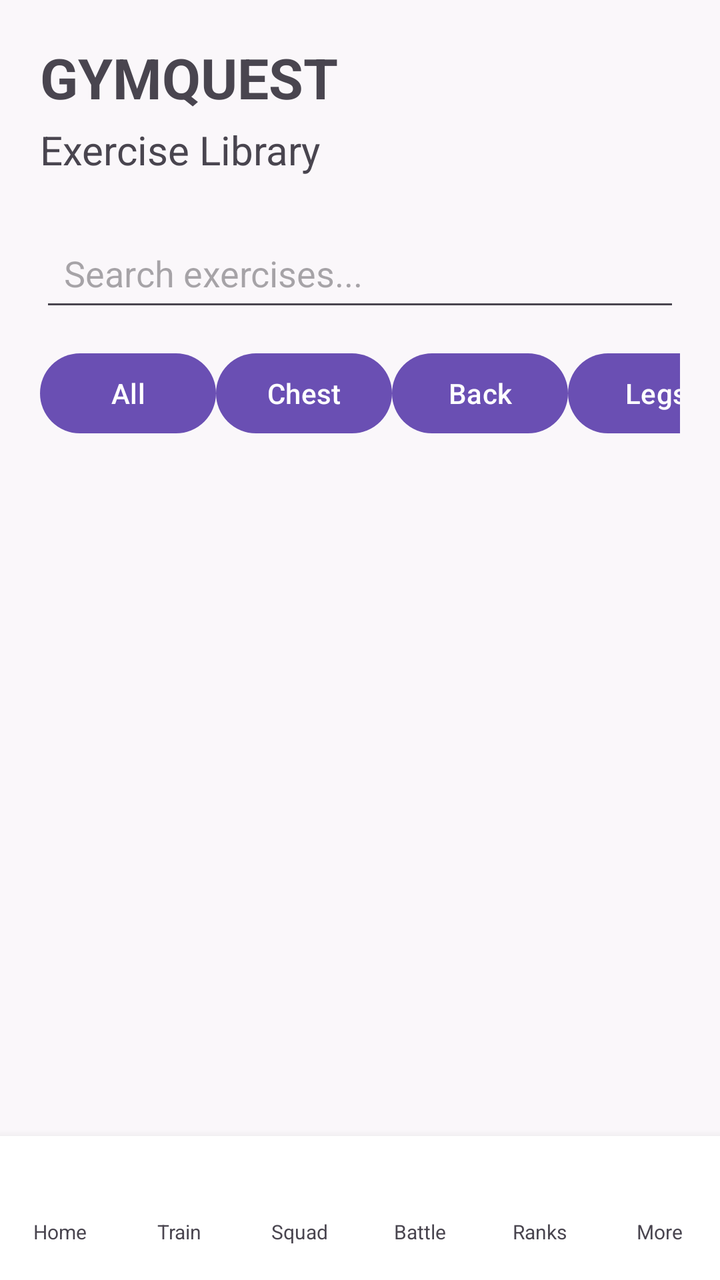
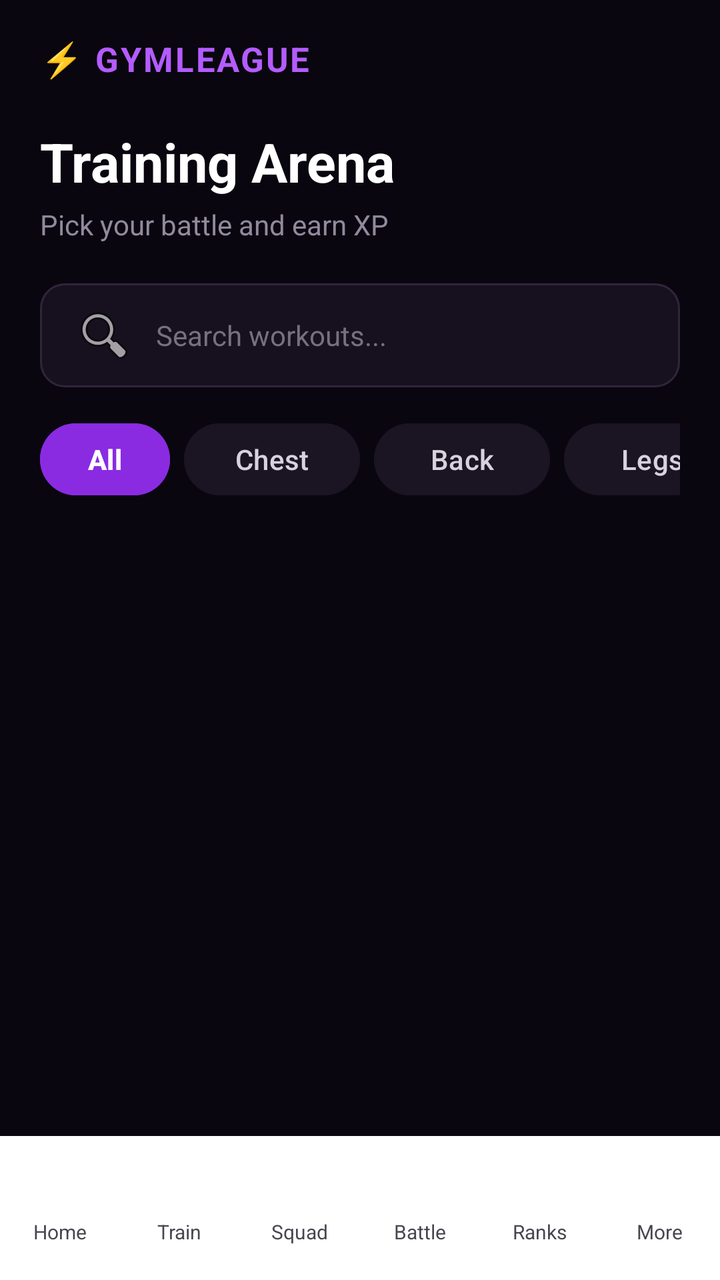

An Android layout rendered at two revisions. The XML below is the earlier revision; the diff shows what the commit changed to produce the second picture.
<!-- AndroidManifest.xml: application theme Theme.GymLeague -->
<!-- res/layout/activity_exercise_library.xml -->
<?xml version="1.0" encoding="utf-8"?>
<androidx.constraintlayout.widget.ConstraintLayout
    xmlns:android="http://schemas.android.com/apk/res/android"
    xmlns:app="http://schemas.android.com/apk/res-auto"
    xmlns:tools="http://schemas.android.com/tools"
    android:layout_width="match_parent"
    android:layout_height="match_parent">

    <androidx.constraintlayout.widget.ConstraintLayout
        android:id="@+id/exerciseLibraryContent"
        android:layout_width="0dp"
        android:layout_height="0dp"
        android:padding="20dp"
        app:layout_constraintTop_toTopOf="parent"
        app:layout_constraintBottom_toTopOf="@id/bottomNavigation"
        app:layout_constraintStart_toStartOf="parent"
        app:layout_constraintEnd_toEndOf="parent">

        <TextView
            android:id="@+id/tvTitle"
            android:layout_width="wrap_content"
            android:layout_height="wrap_content"
            android:text="GYMQUEST"
            android:textSize="28sp"
            android:textStyle="bold"
            app:layout_constraintStart_toStartOf="parent"
            app:layout_constraintTop_toTopOf="parent" />

        <TextView
            android:id="@+id/tvSubtitle"
            android:layout_width="wrap_content"
            android:layout_height="wrap_content"
            android:layout_marginTop="4dp"
            android:text="Exercise Library"
            android:textSize="20sp"
            app:layout_constraintStart_toStartOf="parent"
            app:layout_constraintTop_toBottomOf="@id/tvTitle" />

        <EditText
            android:id="@+id/etSearch"
            android:layout_width="0dp"
            android:layout_height="wrap_content"
            android:layout_marginTop="24dp"
            android:hint="Search exercises..."
            android:inputType="text"
            android:minHeight="48dp"
            android:padding="12dp"
            app:layout_constraintEnd_toEndOf="parent"
            app:layout_constraintStart_toStartOf="parent"
            app:layout_constraintTop_toBottomOf="@id/tvSubtitle" />

        <HorizontalScrollView
            android:id="@+id/muscleGroupScroll"
            android:layout_width="0dp"
            android:layout_height="wrap_content"
            android:layout_marginTop="12dp"
            android:scrollbars="none"
            app:layout_constraintEnd_toEndOf="parent"
            app:layout_constraintStart_toStartOf="parent"
            app:layout_constraintTop_toBottomOf="@id/etSearch">

            <LinearLayout
                android:id="@+id/muscleGroupContainer"
                android:layout_width="wrap_content"
                android:layout_height="wrap_content"
                android:orientation="horizontal">

                <Button
                    android:id="@+id/btnAll"
                    android:layout_width="wrap_content"
                    android:layout_height="wrap_content"
                    android:text="All" />

                <Button
                    android:id="@+id/btnChest"
                    android:layout_width="wrap_content"
                    android:layout_height="wrap_content"
                    android:text="Chest" />

                <Button
                    android:id="@+id/btnBack"
                    android:layout_width="wrap_content"
                    android:layout_height="wrap_content"
                    android:text="Back" />

                <Button
                    android:id="@+id/btnLegs"
                    android:layout_width="wrap_content"
                    android:layout_height="wrap_content"
                    android:text="Legs" />

                <Button
                    android:id="@+id/btnShoulders"
                    android:layout_width="wrap_content"
                    android:layout_height="wrap_content"
                    android:text="Shoulders" />

                <Button
                    android:id="@+id/btnArms"
                    android:layout_width="wrap_content"
                    android:layout_height="wrap_content"
                    android:text="Arms" />

            </LinearLayout>

        </HorizontalScrollView>

        <ProgressBar
            android:id="@+id/progressBar"
            android:layout_width="wrap_content"
            android:layout_height="wrap_content"
            android:visibility="gone"
            app:layout_constraintBottom_toBottomOf="parent"
            app:layout_constraintEnd_toEndOf="parent"
            app:layout_constraintStart_toStartOf="parent"
            app:layout_constraintTop_toBottomOf="@id/muscleGroupScroll" />

        <TextView
            android:id="@+id/tvError"
            android:layout_width="0dp"
            android:layout_height="wrap_content"
            android:layout_marginTop="16dp"
            android:gravity="center"
            android:text="Unable to load exercises"
            android:visibility="gone"
            app:layout_constraintEnd_toEndOf="parent"
            app:layout_constraintStart_toStartOf="parent"
            app:layout_constraintTop_toBottomOf="@id/muscleGroupScroll" />

        <androidx.recyclerview.widget.RecyclerView
            android:id="@+id/rvExercises"
            android:layout_width="0dp"
            android:layout_height="0dp"
            android:layout_marginTop="12dp"
            android:clipToPadding="false"
            android:paddingBottom="16dp"
            app:layout_constraintBottom_toBottomOf="parent"
            app:layout_constraintEnd_toEndOf="parent"
            app:layout_constraintStart_toStartOf="parent"
            app:layout_constraintTop_toBottomOf="@id/muscleGroupScroll"
            tools:listitem="@layout/item_exercise" />

    </androidx.constraintlayout.widget.ConstraintLayout>

    <include
        android:id="@+id/bottomNavigation"
        layout="@layout/bottom_nav"
        android:layout_width="0dp"
        android:layout_height="72dp"
        app:layout_constraintBottom_toBottomOf="parent"
        app:layout_constraintStart_toStartOf="parent"
        app:layout_constraintEnd_toEndOf="parent" />

</androidx.constraintlayout.widget.ConstraintLayout>
<!-- res/layout/item_exercise.xml (included above) -->
<?xml version="1.0" encoding="utf-8"?>
<androidx.constraintlayout.widget.ConstraintLayout
    xmlns:android="http://schemas.android.com/apk/res/android"
    xmlns:app="http://schemas.android.com/apk/res-auto"
    android:layout_width="match_parent"
    android:layout_height="wrap_content"
    android:layout_marginBottom="12dp"
    android:background="#F2F2F2"
    android:padding="16dp">

    <TextView
        android:id="@+id/tvExerciseName"
        android:layout_width="0dp"
        android:layout_height="wrap_content"
        android:text="Bench Press"
        android:textSize="18sp"
        android:textStyle="bold"
        app:layout_constraintEnd_toEndOf="parent"
        app:layout_constraintStart_toStartOf="parent"
        app:layout_constraintTop_toTopOf="parent" />

    <TextView
        android:id="@+id/tvMuscleGroup"
        android:layout_width="0dp"
        android:layout_height="wrap_content"
        android:layout_marginTop="6dp"
        android:text="Chest"
        android:textSize="14sp"
        app:layout_constraintEnd_toEndOf="parent"
        app:layout_constraintStart_toStartOf="parent"
        app:layout_constraintTop_toBottomOf="@id/tvExerciseName" />

    <TextView
        android:id="@+id/tvExerciseDescription"
        android:layout_width="0dp"
        android:layout_height="wrap_content"
        android:layout_marginTop="6dp"
        android:text="Exercise description"
        android:textSize="14sp"
        app:layout_constraintBottom_toBottomOf="parent"
        app:layout_constraintEnd_toEndOf="parent"
        app:layout_constraintStart_toStartOf="parent"
        app:layout_constraintTop_toBottomOf="@id/tvMuscleGroup" />

</androidx.constraintlayout.widget.ConstraintLayout>
<!-- res/layout/bottom_nav.xml (included above) -->
<?xml version="1.0" encoding="utf-8"?>
<LinearLayout xmlns:android="http://schemas.android.com/apk/res/android"
    android:layout_width="match_parent"
    android:layout_height="match_parent"
    android:orientation="horizontal"
    android:gravity="center"
    android:background="?attr/colorSurface"
    android:elevation="8dp">

    <LinearLayout
        android:id="@+id/btnHome"
        android:layout_width="0dp"
        android:layout_height="52dp"
        android:layout_weight="1"
        android:layout_marginHorizontal="2dp"
        android:orientation="vertical"
        android:gravity="center"
        android:clickable="true"
        android:focusable="true">

        <ImageView
            android:id="@+id/ivHome"
            android:layout_width="22dp"
            android:layout_height="22dp"
            android:src="@drawable/ic_nav_home" />

        <TextView
            android:id="@+id/tvHome"
            android:layout_width="wrap_content"
            android:layout_height="wrap_content"
            android:layout_marginTop="2dp"
            android:text="Home"
            android:textSize="10sp" />

    </LinearLayout>

    <LinearLayout
        android:id="@+id/btnTrain"
        android:layout_width="0dp"
        android:layout_height="52dp"
        android:layout_weight="1"
        android:layout_marginHorizontal="2dp"
        android:orientation="vertical"
        android:gravity="center"
        android:clickable="true"
        android:focusable="true">

        <ImageView
            android:id="@+id/ivTrain"
            android:layout_width="22dp"
            android:layout_height="22dp"
            android:src="@drawable/ic_nav_train" />

        <TextView
            android:id="@+id/tvTrain"
            android:layout_width="wrap_content"
            android:layout_height="wrap_content"
            android:layout_marginTop="2dp"
            android:text="Train"
            android:textSize="10sp" />

    </LinearLayout>

    <LinearLayout
        android:id="@+id/btnSquad"
        android:layout_width="0dp"
        android:layout_height="52dp"
        android:layout_weight="1"
        android:layout_marginHorizontal="2dp"
        android:orientation="vertical"
        android:gravity="center"
        android:clickable="true"
        android:focusable="true">

        <ImageView
            android:id="@+id/ivSquad"
            android:layout_width="22dp"
            android:layout_height="22dp"
            android:src="@drawable/ic_nav_squad" />

        <TextView
            android:id="@+id/tvSquad"
            android:layout_width="wrap_content"
            android:layout_height="wrap_content"
            android:layout_marginTop="2dp"
            android:text="Squad"
            android:textSize="10sp" />

    </LinearLayout>

    <LinearLayout
        android:id="@+id/btnBattle"
        android:layout_width="0dp"
        android:layout_height="52dp"
        android:layout_weight="1"
        android:layout_marginHorizontal="2dp"
        android:orientation="vertical"
        android:gravity="center"
        android:clickable="true"
        android:focusable="true">

        <ImageView
            android:id="@+id/ivBattle"
            android:layout_width="22dp"
            android:layout_height="22dp"
            android:src="@drawable/ic_nav_battle" />

        <TextView
            android:id="@+id/tvBattle"
            android:layout_width="wrap_content"
            android:layout_height="wrap_content"
            android:layout_marginTop="2dp"
            android:text="Battle"
            android:textSize="10sp" />

    </LinearLayout>

    <LinearLayout
        android:id="@+id/btnRanks"
        android:layout_width="0dp"
        android:layout_height="52dp"
        android:layout_weight="1"
        android:layout_marginHorizontal="2dp"
        android:orientation="vertical"
        android:gravity="center"
        android:clickable="true"
        android:focusable="true">

        <ImageView
            android:id="@+id/ivRanks"
            android:layout_width="22dp"
            android:layout_height="22dp"
            android:src="@drawable/ic_nav_ranks" />

        <TextView
            android:id="@+id/tvRanks"
            android:layout_width="wrap_content"
            android:layout_height="wrap_content"
            android:layout_marginTop="2dp"
            android:text="Ranks"
            android:textSize="10sp" />

    </LinearLayout>

    <LinearLayout
        android:id="@+id/btnMore"
        android:layout_width="0dp"
        android:layout_height="52dp"
        android:layout_weight="1"
        android:layout_marginHorizontal="2dp"
        android:orientation="vertical"
        android:gravity="center"
        android:clickable="true"
        android:focusable="true">

        <ImageView
            android:id="@+id/ivMore"
            android:layout_width="22dp"
            android:layout_height="22dp"
            android:src="@drawable/ic_nav_more" />

        <TextView
            android:id="@+id/tvMore"
            android:layout_width="wrap_content"
            android:layout_height="wrap_content"
            android:layout_marginTop="2dp"
            android:text="More"
            android:textSize="10sp" />

    </LinearLayout>

</LinearLayout>
<!-- resources referenced by this layout -->
<resources>
  <!-- drawable ic_nav_home (drawable) -->
  <vector xmlns:android="http://schemas.android.com/apk/res/android"
      android:width="24dp" android:height="24dp"
      android:viewportWidth="24" android:viewportHeight="24">
      <path android:fillColor="#FFFFFF"
          android:pathData="M12,3L2,12h3v8h6v-6h2v6h6v-8h3L12,3z" />
  </vector>
  <!-- drawable ic_nav_more (drawable) -->
  <vector xmlns:android="http://schemas.android.com/apk/res/android"
      android:width="24dp" android:height="24dp"
      android:viewportWidth="24" android:viewportHeight="24">
      <path android:fillColor="#FFFFFF" android:pathData="M4,4 h6 v6 h-6 z" />
      <path android:fillColor="#FFFFFF" android:pathData="M14,4 h6 v6 h-6 z" />
      <path android:fillColor="#FFFFFF" android:pathData="M4,14 h6 v6 h-6 z" />
      <path android:fillColor="#FFFFFF" android:pathData="M14,14 h6 v6 h-6 z" />
  </vector>
  <!-- drawable ic_nav_ranks (drawable) -->
  <vector xmlns:android="http://schemas.android.com/apk/res/android"
      android:width="24dp" android:height="24dp"
      android:viewportWidth="24" android:viewportHeight="24">
      <path android:fillColor="#FFFFFF"
          android:pathData="M9,2 L11,2 L11,11 L7,14 Z" />
      <path android:fillColor="#FFFFFF"
          android:pathData="M13,2 L15,2 L17,14 L13,11 Z" />
      <path android:fillColor="#FFFFFF"
          android:pathData="M7,16 a5,5 0 1,0 10,0 a5,5 0 1,0 -10,0" />
  </vector>
  <!-- drawable ic_nav_train (drawable) -->
  <vector xmlns:android="http://schemas.android.com/apk/res/android"
      android:width="24dp" android:height="24dp"
      android:viewportWidth="24" android:viewportHeight="24">
      <path android:fillColor="#FFFFFF"
          android:pathData="M20.57,14.86L22,13.43 20.57,12 17,15.57 8.43,7 12,3.43 10.57,2 9.14,3.43 7.71,2 5.57,4.14 4.14,2.71 2.71,4.14 4.14,5.57 2,7.71 3.43,9.14 2,10.57 3.43,12 7,8.43 15.57,17 12,20.57 13.43,22 14.86,20.57 16.29,22 18.43,19.86 19.86,21.29 21.29,19.86 19.86,18.43 22,16.29z" />
  </vector>
  <style name="Theme.GymLeague" parent="Base.Theme.GymLeague" />
  <color name="gym_purple">#6A4FB3</color>
  <color name="white">#FFFFFFFF</color>
  <color name="gym_purple_container">#EDE6FA</color>
  <color name="gym_purple_dark">#4A3080</color>
  <color name="gym_blue">#4A6CF7</color>
  <color name="gym_blue_container">#E3E9FF</color>
  <color name="gym_blue_dark">#2F49C4</color>
  <color name="gym_gold">#FFB300</color>
  <color name="background_light">#FAF7FA</color>
  <color name="on_surface_light">#1C1B1F</color>
  <color name="surface_light">#FFFFFF</color>
  <color name="gym_error">#B3261E</color>
  <color name="gym_error_container">#F9DEDC</color>
  <!-- unchanged entries left out for length: 3 -->
</resources>

<!-- the commit's change to res/layout/activity_exercise_library.xml (unified diff, before → after) -->
@@ -4,56 +4,86 @@
     xmlns:app="http://schemas.android.com/apk/res-auto"
     xmlns:tools="http://schemas.android.com/tools"
     android:layout_width="match_parent"
-    android:layout_height="match_parent">
+    android:layout_height="match_parent"
+    android:background="#09060F">
 
     <androidx.constraintlayout.widget.ConstraintLayout
         android:id="@+id/exerciseLibraryContent"
         android:layout_width="0dp"
         android:layout_height="0dp"
-        android:padding="20dp"
+        android:paddingStart="20dp"
+        android:paddingTop="18dp"
+        android:paddingEnd="20dp"
         app:layout_constraintTop_toTopOf="parent"
         app:layout_constraintBottom_toTopOf="@id/bottomNavigation"
         app:layout_constraintStart_toStartOf="parent"
         app:layout_constraintEnd_toEndOf="parent">
 
+        
         <TextView
             android:id="@+id/tvTitle"
             android:layout_width="wrap_content"
             android:layout_height="wrap_content"
-            android:text="GYMQUEST"
-            android:textSize="28sp"
+            android:text="⚡ GYMLEAGUE"
+            android:textColor="#B45CFF"
+            android:textSize="17sp"
             android:textStyle="bold"
+            android:letterSpacing="0.05"
             app:layout_constraintStart_toStartOf="parent"
             app:layout_constraintTop_toTopOf="parent" />
 
+        
         <TextView
             android:id="@+id/tvSubtitle"
             android:layout_width="wrap_content"
             android:layout_height="wrap_content"
+            android:layout_marginTop="22dp"
+            android:text="Training Arena"
+            android:textColor="#FFFFFF"
+            android:textSize="27sp"
+            android:textStyle="bold"
+            app:layout_constraintStart_toStartOf="parent"
+            app:layout_constraintTop_toBottomOf="@id/tvTitle" />
+
+        <TextView
+            android:id="@+id/tvTrainingDescription"
+            android:layout_width="wrap_content"
+            android:layout_height="wrap_content"
             android:layout_marginTop="4dp"
-            android:text="Exercise Library"
-            android:textSize="20sp"
-            app:layout_constraintStart_toStartOf="parent"
-            app:layout_constraintTop_toBottomOf="@id/tvTitle" />
-
+            android:text="Pick your battle and earn XP"
+            android:textColor="#918A9D"
+            android:textSize="14sp"
+            app:layout_constraintStart_toStartOf="parent"
+            app:layout_constraintTop_toBottomOf="@id/tvSubtitle" />
+
+        
         <EditText
             android:id="@+id/etSearch"
             android:layout_width="0dp"
-            android:layout_height="wrap_content"
-            android:layout_marginTop="24dp"
-            android:hint="Search exercises..."
+            android:layout_height="52dp"
+            android:layout_marginTop="20dp"
+            android:background="@drawable/bg_gym_search"
+            android:drawableStart="@android:drawable/ic_menu_search"
+            android:drawablePadding="10dp"
+            android:hint="Search workouts..."
             android:inputType="text"
-            android:minHeight="48dp"
-            android:padding="12dp"
+            android:paddingStart="16dp"
+            android:paddingEnd="16dp"
+            android:singleLine="true"
+            android:textColor="#FFFFFF"
+            android:textColorHint="#77717F"
+            android:textSize="14sp"
             app:layout_constraintEnd_toEndOf="parent"
             app:layout_constraintStart_toStartOf="parent"
-            app:layout_constraintTop_toBottomOf="@id/tvSubtitle" />
-
+            app:layout_constraintTop_toBottomOf="@id/tvTrainingDescription" />
+
+        
         <HorizontalScrollView
             android:id="@+id/muscleGroupScroll"
             android:layout_width="0dp"
             android:layout_height="wrap_content"
-            android:layout_marginTop="12dp"
+            android:layout_marginTop="14dp"
+            android:clipToPadding="false"
             android:scrollbars="none"
             app:layout_constraintEnd_toEndOf="parent"
             app:layout_constraintStart_toStartOf="parent"
@@ -68,72 +98,103 @@
                 <Button
                     android:id="@+id/btnAll"
                     android:layout_width="wrap_content"
-                    android:layout_height="wrap_content"
-                    android:text="All" />
+                    android:layout_height="44dp"
+                    android:layout_marginEnd="7dp"
+                    android:backgroundTint="#8A2BE2"
+                    android:minWidth="64dp"
+                    android:text="All"
+                    android:textAllCaps="false"
+                    android:textColor="#FFFFFF"
+                    android:textStyle="bold" />
 
                 <Button
                     android:id="@+id/btnChest"
                     android:layout_width="wrap_content"
-                    android:layout_height="wrap_content"
-                    android:text="Chest" />
+                    android:layout_height="44dp"
+                    android:layout_marginEnd="7dp"
+                    android:backgroundTint="#1A1423"
+                    android:text="Chest"
+                    android:textAllCaps="false"
+                    android:textColor="#D8D2DF" />
 
                 <Button
                     android:id="@+id/btnBack"
                     android:layout_width="wrap_content"
-                    android:layout_height="wrap_content"
-                    android:text="Back" />
+                    android:layout_height="44dp"
+                    android:layout_marginEnd="7dp"
+                    android:backgroundTint="#1A1423"
+                    android:text="Back"
+                    android:textAllCaps="false"
+                    android:textColor="#D8D2DF" />
 
                 <Button
                     android:id="@+id/btnLegs"
                     android:layout_width="wrap_content"
-                    android:layout_height="wrap_content"
-                    android:text="Legs" />
+                    android:layout_height="44dp"
+                    android:layout_marginEnd="7dp"
+                    android:backgroundTint="#1A1423"
+                    android:text="Legs"
+                    android:textAllCaps="false"
+                    android:textColor="#D8D2DF" />
 
                 <Button
                     android:id="@+id/btnShoulders"
                     android:layout_width="wrap_content"
-                    android:layout_height="wrap_content"
-                    android:text="Shoulders" />
+                    android:layout_height="44dp"
+                    android:layout_marginEnd="7dp"
+                    android:backgroundTint="#1A1423"
+                    android:text="Shoulders"
+                    android:textAllCaps="false"
+                    android:textColor="#D8D2DF" />
 
                 <Button
                     android:id="@+id/btnArms"
                     android:layout_width="wrap_content"
-                    android:layout_height="wrap_content"
-                    android:text="Arms" />
+                    android:layout_height="44dp"
+                    android:backgroundTint="#1A1423"
+                    android:text="Arms"
+                    android:textAllCaps="false"
+                    android:textColor="#D8D2DF" />
 
             </LinearLayout>
 
         </HorizontalScrollView>
 
+        
         <ProgressBar
             android:id="@+id/progressBar"
             android:layout_width="wrap_content"
             android:layout_height="wrap_content"
+            android:indeterminateTint="#B13CFF"
             android:visibility="gone"
             app:layout_constraintBottom_toBottomOf="parent"
             app:layout_constraintEnd_toEndOf="parent"
             app:layout_constraintStart_toStartOf="parent"
             app:layout_constraintTop_toBottomOf="@id/muscleGroupScroll" />
 
+        
         <TextView
             android:id="@+id/tvError"
             android:layout_width="0dp"
             android:layout_height="wrap_content"
-            android:layout_marginTop="16dp"
+            android:layout_marginTop="24dp"
             android:gravity="center"
             android:text="Unable to load exercises"
+            android:textColor="#FF6B81"
+            android:textSize="15sp"
             android:visibility="gone"
             app:layout_constraintEnd_toEndOf="parent"
             app:layout_constraintStart_toStartOf="parent"
             app:layout_constraintTop_toBottomOf="@id/muscleGroupScroll" />
 
+        
         <androidx.recyclerview.widget.RecyclerView
             android:id="@+id/rvExercises"
             android:layout_width="0dp"
             android:layout_height="0dp"
-            android:layout_marginTop="12dp"
+            android:layout_marginTop="14dp"
             android:clipToPadding="false"
-            android:paddingBottom="16dp"
+            android:paddingBottom="20dp"
             app:layout_constraintBottom_toBottomOf="parent"
             app:layout_constraintEnd_toEndOf="parent"
             app:layout_constraintStart_toStartOf="parent"
@@ -148,8 +209,8 @@
         android:layout_width="0dp"
         android:layout_height="72dp"
         app:layout_constraintBottom_toBottomOf="parent"
-        app:layout_constraintStart_toStartOf="parent"
-        app:layout_constraintEnd_toEndOf="parent" />
+        app:layout_constraintEnd_toEndOf="parent"
+        app:layout_constraintStart_toStartOf="parent" />
 
 </androidx.constraintlayout.widget.ConstraintLayout>
 <!-- res/layout/item_exercise.xml (included above) -->
@@ -160,42 +221,80 @@
     android:layout_width="match_parent"
     android:layout_height="wrap_content"
     android:layout_marginBottom="12dp"
-    android:background="#F2F2F2"
+    android:background="@drawable/bg_exercise_card"
     android:padding="16dp">
 
+    
+    <TextView
+        android:id="@+id/tvMuscleGroup"
+        android:layout_width="wrap_content"
+        android:layout_height="wrap_content"
+        android:background="@drawable/bg_muscle_tag"
+        android:paddingStart="10dp"
+        android:paddingTop="4dp"
+        android:paddingEnd="10dp"
+        android:paddingBottom="4dp"
+        android:text="Chest"
+        android:textColor="#25D9F5"
+        android:textSize="11sp"
+        android:textStyle="bold"
+        app:layout_constraintStart_toStartOf="parent"
+        app:layout_constraintTop_toTopOf="parent" />
+
+    
+    <TextView
+        android:id="@+id/tvXpPreview"
+        android:layout_width="wrap_content"
+        android:layout_height="wrap_content"
+        android:text="+ XP"
+        android:textColor="#B45CFF"
+        android:textSize="12sp"
+        android:textStyle="bold"
+        app:layout_constraintEnd_toEndOf="parent"
+        app:layout_constraintTop_toTopOf="parent" />
+
+    
     <TextView
         android:id="@+id/tvExerciseName"
         android:layout_width="0dp"
         android:layout_height="wrap_content"
+        android:layout_marginTop="12dp"
+        android:layout_marginEnd="12dp"
         android:text="Bench Press"
+        android:textColor="#FFFFFF"
         android:textSize="18sp"
         android:textStyle="bold"
         app:layout_constraintEnd_toEndOf="parent"
         app:layout_constraintStart_toStartOf="parent"
-        app:layout_constraintTop_toTopOf="parent" />
-
+        app:layout_constraintTop_toBottomOf="@id/tvMuscleGroup" />
+
+    
     <TextView
-        android:id="@+id/tvMuscleGroup"
+        android:id="@+id/tvExerciseDescription"
         android:layout_width="0dp"
         android:layout_height="wrap_content"
-        android:layout_marginTop="6dp"
-        android:text="Chest"
-        android:textSize="14sp"
+        android:layout_marginTop="7dp"
+        android:text="A chest exercise performed by pressing a weight upward from a lying position."
+        android:textColor="#A59DAC"
+        android:textSize="13sp"
+        android:lineSpacingExtra="2dp"
         app:layout_constraintEnd_toEndOf="parent"
         app:layout_constraintStart_toStartOf="parent"
         app:layout_constraintTop_toBottomOf="@id/tvExerciseName" />
 
+    
     <TextView
-        android:id="@+id/tvExerciseDescription"
-        android:layout_width="0dp"
+        android:id="@+id/tvTapToTrain"
+        android:layout_width="wrap_content"
         android:layout_height="wrap_content"
-        android:layout_marginTop="6dp"
-        android:text="Exercise description"
-        android:textSize="14sp"
+        android:layout_marginTop="14dp"
+        android:text="Tap to train  →"
+        android:textColor="#25D9F5"
+        android:textSize="12sp"
+        android:textStyle="bold"
         app:layout_constraintBottom_toBottomOf="parent"
         app:layout_constraintEnd_toEndOf="parent"
-        app:layout_constraintStart_toStartOf="parent"
-        app:layout_constraintTop_toBottomOf="@id/tvMuscleGroup" />
+        app:layout_constraintTop_toBottomOf="@id/tvExerciseDescription" />
 
 </androidx.constraintlayout.widget.ConstraintLayout>
 <!-- res/layout/bottom_nav.xml (included above) -->
<!-- resource entries referenced after the edit -->
@@ -1,5 +1,56 @@
 <!-- resources referenced by this layout -->
 <resources>
+  <!-- drawable bg_exercise_card (drawable) -->
+  <?xml version="1.0" encoding="utf-8"?>
+  <shape xmlns:android="http://schemas.android.com/apk/res/android"
+      android:shape="rectangle">
+  
+      <gradient
+          android:angle="0"
+          android:startColor="#17111F"
+          android:endColor="#21152C" />
+  
+      <stroke
+          android:width="1dp"
+          android:color="#3A244B" />
+  
+      <corners android:radius="14dp" />
+  
+  </shape>
+  <!-- drawable bg_gym_search (drawable) -->
+  <?xml version="1.0" encoding="utf-8"?>
+  <shape xmlns:android="http://schemas.android.com/apk/res/android"
+      android:shape="rectangle">
+  
+      <solid android:color="#17111F" />
+  
+      <stroke
+          android:width="1dp"
+          android:color="#30253C" />
+  
+      <corners android:radius="12dp" />
+  
+      <padding
+          android:left="12dp"
+          android:top="8dp"
+          android:right="12dp"
+          android:bottom="8dp" />
+  
+  </shape>
+  <!-- drawable bg_muscle_tag (drawable) -->
+  <?xml version="1.0" encoding="utf-8"?>
+  <shape xmlns:android="http://schemas.android.com/apk/res/android"
+      android:shape="rectangle">
+  
+      <solid android:color="#18252C" />
+  
+      <stroke
+          android:width="1dp"
+          android:color="#244A55" />
+  
+      <corners android:radius="20dp" />
+  
+  </shape>
   <!-- drawable ic_nav_home (drawable) -->
   <vector xmlns:android="http://schemas.android.com/apk/res/android"
       android:width="24dp" android:height="24dp"
